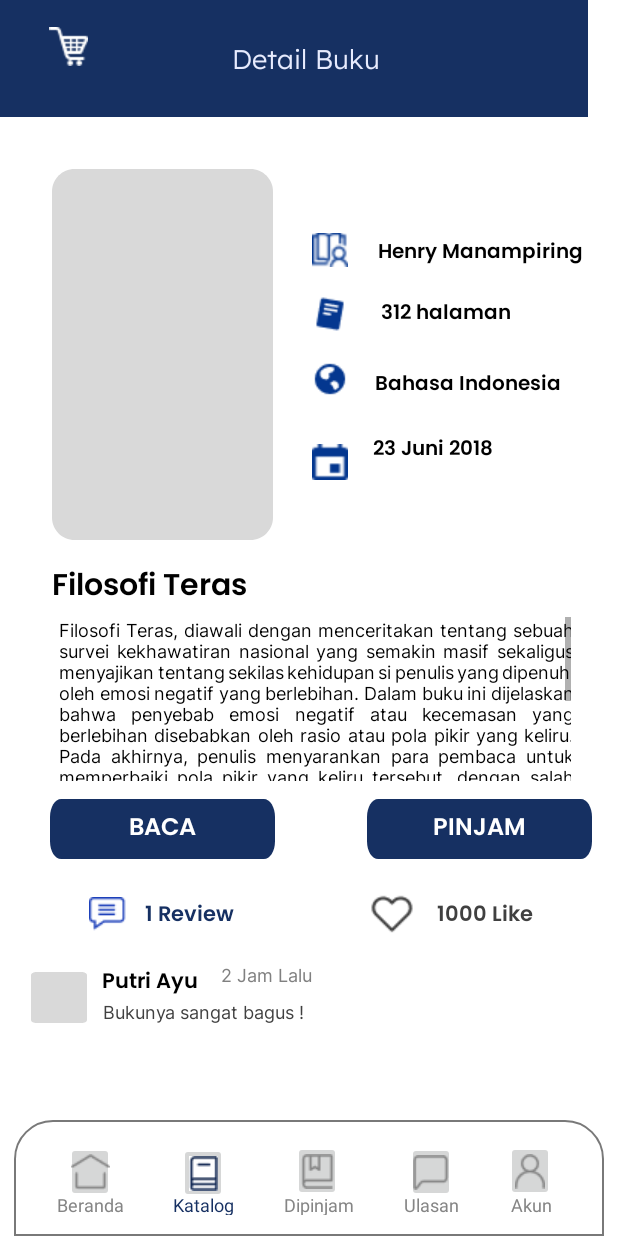
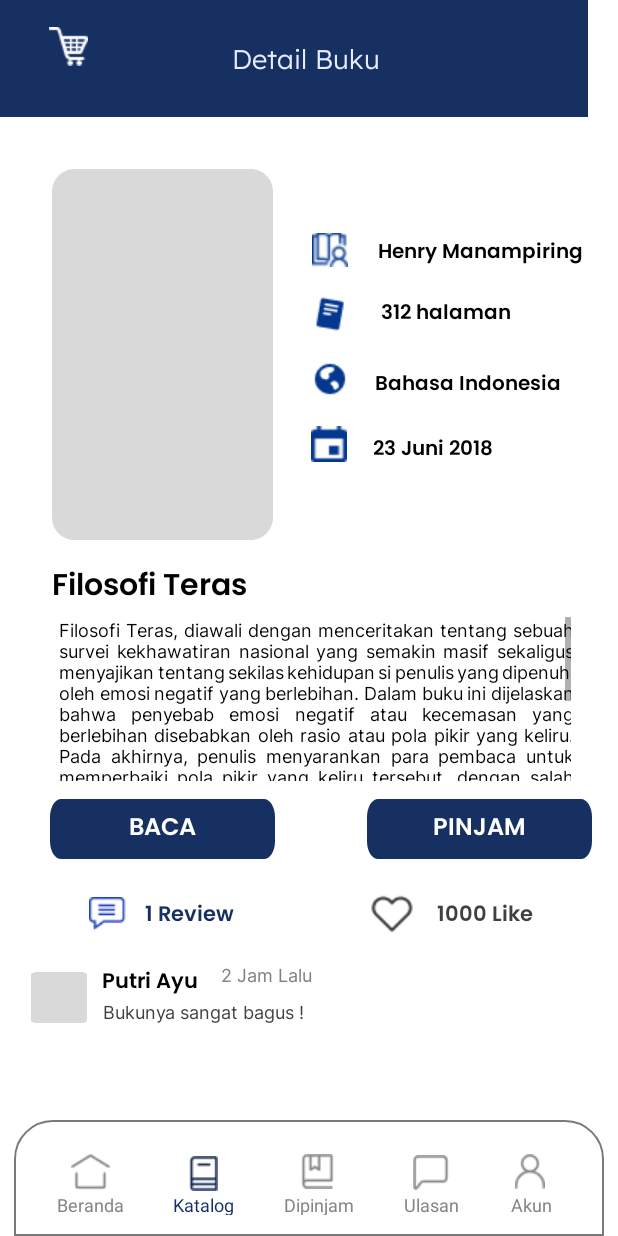
Before and after one commit to Zedra19/Online_Library, an Android app: the DetailBukuActivity screen opened directly, with no data from a screen before it, on a phone screen of 412 x 824 dp. Run offline under Robolectric (Android 15) with nearby library versions, the phone set to English and light mode, and no system bars; our stand-ins replace Firebase (no records; nobody signed in at launch, a user with empty details on screens opened directly).

Commit message:
Update Taskbar menghilangkan background

```diff
--- a/app/src/main/res/layout/detailbuku.xml
+++ b/app/src/main/res/layout/detailbuku.xml
@@ -207,12 +207,13 @@
         android:id="@+id/imageView2"
         android:layout_width="24dp"
         android:layout_height="24dp"
-        android:layout_marginTop="296dp"
         android:layout_marginEnd="12dp"
+        app:layout_constraintBottom_toBottomOf="@+id/dipinjamtext"
         app:layout_constraintEnd_toEndOf="parent"
-        app:layout_constraintHorizontal_bias="0.554"
+        app:layout_constraintHorizontal_bias="0.551"
         app:layout_constraintStart_toStartOf="parent"
         app:layout_constraintTop_toTopOf="parent"
+        app:layout_constraintVertical_bias="0.361"
         app:srcCompat="@drawable/icon_tanggal_terbit" />
 
     <TextView
@@ -371,7 +372,8 @@
         app:layout_constraintBottom_toTopOf="@+id/hometext"
         app:layout_constraintStart_toStartOf="parent"
         app:layout_constraintTop_toTopOf="@+id/taskbar"
-        app:srcCompat="@drawable/home_not" />
+        app:srcCompat="@drawable/home_not"
+        android:background="@android:color/transparent"/>
 
     <ImageButton
         android:id="@+id/imageKatalog"
@@ -383,7 +385,8 @@
         app:layout_constraintBottom_toTopOf="@+id/katalogtext"
         app:layout_constraintStart_toEndOf="@+id/imageHome"
         app:layout_constraintTop_toTopOf="@+id/taskbar"
-        app:srcCompat="@drawable/book_selected" />
+        app:srcCompat="@drawable/book_selected"
+        android:background="@android:color/transparent"/>
 
     <ImageButton
         android:id="@+id/imageDipinjam"
@@ -395,7 +398,8 @@
         app:layout_constraintBottom_toTopOf="@+id/dipinjamtext"
         app:layout_constraintStart_toEndOf="@+id/imageKatalog"
         app:layout_constraintTop_toTopOf="@+id/taskbar"
-        app:srcCompat="@drawable/icon_bookmark" />
+        app:srcCompat="@drawable/icon_bookmark"
+        android:background="@android:color/transparent"/>
 
     <ImageButton
         android:id="@+id/imageReview"
@@ -407,7 +411,8 @@
         app:layout_constraintStart_toEndOf="@+id/imageDipinjam"
         app:layout_constraintTop_toTopOf="@+id/taskbar"
         app:layout_constraintVertical_bias="0.6"
-        app:srcCompat="@drawable/icon_message" />
+        app:srcCompat="@drawable/icon_message"
+        android:background="@android:color/transparent"/>
 
     <ImageButton
         android:id="@+id/imageAccount"
@@ -419,7 +424,8 @@
         app:layout_constraintBottom_toTopOf="@+id/accounttext"
         app:layout_constraintStart_toEndOf="@+id/imageReview"
         app:layout_constraintTop_toTopOf="@+id/taskbar"
-        app:srcCompat="@drawable/icon_user" />
+        app:srcCompat="@drawable/icon_user"
+        android:background="@android:color/transparent"/>
 
     <TextView
         android:id="@+id/hometext"
```
Also changed, not shown: app/src/main/res/layout/account.xml (+10 -5 lines), app/src/main/res/layout/bacabuku.xml (+6 -3 lines), app/src/main/res/layout/beranda.xml (+10 -5 lines), app/src/main/res/layout/dipinjam.xml (+10 -5 lines), app/src/main/res/layout/katalog.xml (+10 -5 lines), app/src/main/res/layout/review.xml (+10 -5 lines).
